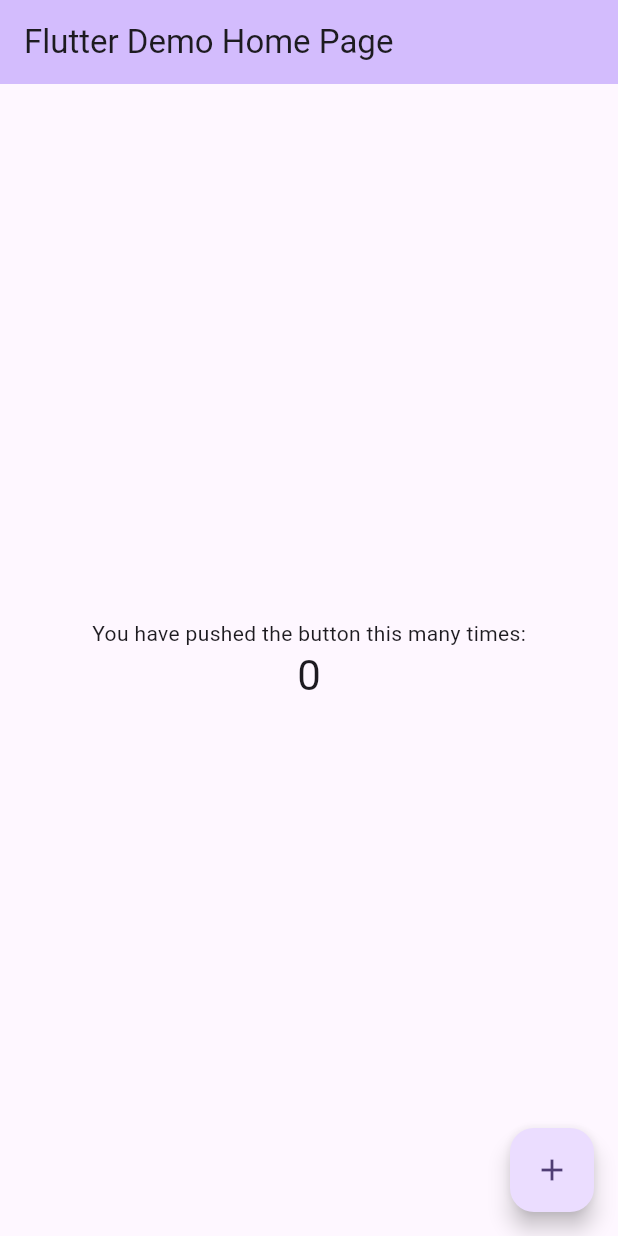
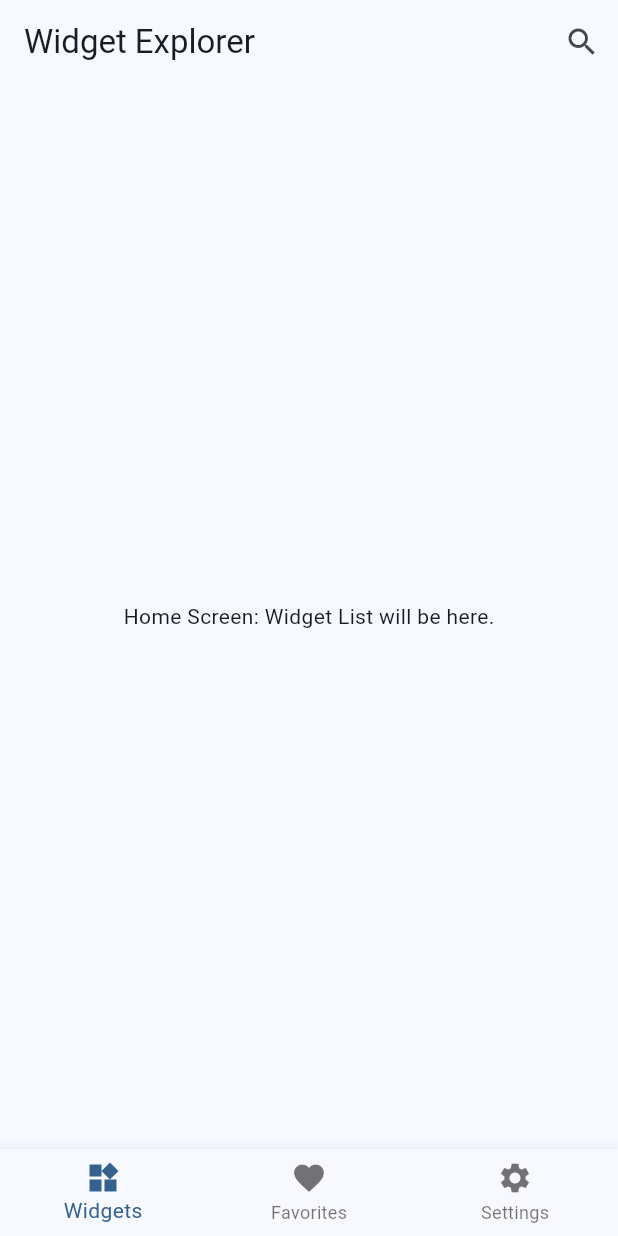
Before and after one commit to NaokiTukada/flutter-study, a Flutter app: the screen it shows after launch, on a phone screen of 412 x 824 dp. Run offline on Flutter 3.47's test engine with Material 3 defaults, Android fonts, the phone set to English and light mode, and no system bars; our stand-ins replace shared_preferences.

Commit message:
ダークモードとフレーム

```diff
--- a/lib/main.dart
+++ b/lib/main.dart
@@ -1,122 +1,198 @@
 import 'package:flutter/material.dart';
+import 'package:provider/provider.dart';
+import 'package:flutter_study/providers/theme_provider.dart';
 
 void main() {
-  runApp(const MyApp());
+  runApp(
+    ChangeNotifierProvider(
+      create: (_) => ThemeProvider(),
+      child: const WidgetExplorerApp(),
+    ),
+  );
 }
 
-class MyApp extends StatelessWidget {
-  const MyApp({super.key});
+class WidgetExplorerApp extends StatelessWidget {
+  const WidgetExplorerApp({super.key});
 
-  // This widget is the root of your application.
   @override
   Widget build(BuildContext context) {
+    return Consumer<ThemeProvider>(
+      builder: (context, themeProvider, child) {
         return MaterialApp(
-      title: 'Flutter Demo',
+          title: 'Widget Explorer',
           theme: ThemeData(
-        // This is the theme of your application.
-        //
-        // TRY THIS: Try running your application with "flutter run". You'll see
-        // the application has a purple toolbar. Then, without quitting the app,
-        // try changing the seedColor in the colorScheme below to Colors.green
-        // and then invoke "hot reload" (save your changes or press the "hot
-        // reload" button in a Flutter-supported IDE, or press "r" if you used
-        // the command line to start the app).
-        //
-        // Notice that the counter didn't reset back to zero; the application
-        // state is not lost during the reload. To reset the state, use hot
-        // restart instead.
-        //
-        // This works for code too, not just values: Most code changes can be
-        // tested with just a hot reload.
-        colorScheme: ColorScheme.fromSeed(seedColor: Colors.deepPurple),
+            brightness: Brightness.light,
+            colorSchemeSeed: Colors.blue,
+            useMaterial3: true,
           ),
-      home: const MyHomePage(title: 'Flutter Demo Home Page'),
+          darkTheme: ThemeData(
+            brightness: Brightness.dark,
+            colorSchemeSeed: Colors.blue,
+            useMaterial3: true,
+          ),
+          themeMode: themeProvider.themeMode,
+          home: const AppShell(),
+        );
+      },
     );
   }
 }
 
-class MyHomePage extends StatefulWidget {
-  const MyHomePage({super.key, required this.title});
-
-  // This widget is the home page of your application. It is stateful, meaning
-  // that it has a State object (defined below) that contains fields that affect
-  // how it looks.
-
-  // This class is the configuration for the state. It holds the values (in this
-  // case the title) provided by the parent (in this case the App widget) and
-  // used by the build method of the State. Fields in a Widget subclass are
-  // always marked "final".
-
-  final String title;
+class AppShell extends StatefulWidget {
+  const AppShell({super.key});
 
   @override
-  State<MyHomePage> createState() => _MyHomePageState();
+  State<AppShell> createState() => _AppShellState();
 }
 
-class _MyHomePageState extends State<MyHomePage> {
-  int _counter = 0;
+class _AppShellState extends State<AppShell> {
+  int _selectedIndex = 0;
 
-  void _incrementCounter() {
+  static const List<Widget> _widgetOptions = <Widget>[
+    HomeScreen(),
+    FavoritesScreen(),
+    SettingsScreen(),
+  ];
+
+  void _onItemTapped(int index) {
     setState(() {
-      // This call to setState tells the Flutter framework that something has
-      // changed in this State, which causes it to rerun the build method below
-      // so that the display can reflect the updated values. If we changed
-      // _counter without calling setState(), then the build method would not be
-      // called again, and so nothing would appear to happen.
-      _counter++;
+      _selectedIndex = index;
     });
   }
 
   @override
   Widget build(BuildContext context) {
-    // This method is rerun every time setState is called, for instance as done
-    // by the _incrementCounter method above.
-    //
-    // The Flutter framework has been optimized to make rerunning build methods
-    // fast, so that you can just rebuild anything that needs updating rather
-    // than having to individually change instances of widgets.
+    return Scaffold(
+      body: Center(
+        child: _widgetOptions.elementAt(_selectedIndex),
+      ),
+      bottomNavigationBar: BottomNavigationBar(
+        items: const <BottomNavigationBarItem>[
+          BottomNavigationBarItem(
+            icon: Icon(Icons.widgets),
+            label: 'Widgets',
+          ),
+          BottomNavigationBarItem(
+            icon: Icon(Icons.favorite),
+            label: 'Favorites',
+          ),
+          BottomNavigationBarItem(
+            icon: Icon(Icons.settings),
+            label: 'Settings',
+          ),
+        ],
+        currentIndex: _selectedIndex,
+        onTap: _onItemTapped,
+      ),
+    );
+  }
+}
+
+// --- Placeholder Screens ---
+
+class HomeScreen extends StatelessWidget {
+  const HomeScreen({super.key});
+
+  @override
+  Widget build(BuildContext context) {
     return Scaffold(
       appBar: AppBar(
-        // TRY THIS: Try changing the color here to a specific color (to
-        // Colors.amber, perhaps?) and trigger a hot reload to see the AppBar
-        // change color while the other colors stay the same.
-        backgroundColor: Theme.of(context).colorScheme.inversePrimary,
-        // Here we take the value from the MyHomePage object that was created by
-        // the App.build method, and use it to set our appbar title.
-        title: Text(widget.title),
-      ),
-      body: Center(
-        // Center is a layout widget. It takes a single child and positions it
-        // in the middle of the parent.
-        child: Column(
-          // Column is also a layout widget. It takes a list of children and
-          // arranges them vertically. By default, it sizes itself to fit its
-          // children horizontally, and tries to be as tall as its parent.
-          //
-          // Column has various properties to control how it sizes itself and
-          // how it positions its children. Here we use mainAxisAlignment to
-          // center the children vertically; the main axis here is the vertical
-          // axis because Columns are vertical (the cross axis would be
-          // horizontal).
-          //
-          // TRY THIS: Invoke "debug painting" (choose the "Toggle Debug Paint"
-          // action in the IDE, or press "p" in the console), to see the
-          // wireframe for each widget.
-          mainAxisAlignment: MainAxisAlignment.center,
-          children: <Widget>[
-            const Text('You have pushed the button this many times:'),
-            Text(
-              '$_counter',
-              style: Theme.of(context).textTheme.headlineMedium,
+        title: const Text('Widget Explorer'),
+        actions: [
+          IconButton(
+            icon: const Icon(Icons.search),
+            onPressed: () {
+              // TODO: Implement search functionality
+            },
           ),
         ],
       ),
+      body: const Center(
+        child: Text('Home Screen: Widget List will be here.'),
       ),
-      floatingActionButton: FloatingActionButton(
-        onPressed: _incrementCounter,
-        tooltip: 'Increment',
-        child: const Icon(Icons.add),
-      ), // This trailing comma makes auto-formatting nicer for build methods.
     );
   }
 }
+
+class FavoritesScreen extends StatelessWidget {
+  const FavoritesScreen({super.key});
+
+  @override
+  Widget build(BuildContext context) {
+    return Scaffold(
+      appBar: AppBar(
+        title: const Text('Favorites'),
+      ),
+      body: const Center(
+        child: Text('Favorites Screen: Favorited widgets will be here.'),
+      ),
+    );
+  }
+}
+
+class SettingsScreen extends StatelessWidget {
+  const SettingsScreen({super.key});
+
+  @override
+  Widget build(BuildContext context) {
+    return Scaffold(
+      appBar: AppBar(
+        title: const Text('Settings'),
+      ),
+      body: Consumer<ThemeProvider>(
+        builder: (context, themeProvider, child) {
+          return ListView(
+            children: [
+              ListTile(
+                title: const Text('Dark Mode'),
+                trailing: Switch(
+                  value: themeProvider.themeMode == ThemeMode.dark,
+                  onChanged: (value) {
+                    themeProvider.setThemeMode(
+                        value ? ThemeMode.dark : ThemeMode.light);
+                  },
+                ),
+              ),
+              ListTile(
+                title: const Text('System Default'),
+                trailing: Radio<ThemeMode>(
+                  value: ThemeMode.system,
+                  groupValue: themeProvider.themeMode,
+                  onChanged: (ThemeMode? value) {
+                    if (value != null) {
+                      themeProvider.setThemeMode(value);
+                    }
+                  },
+                ),
+              ),
+              ListTile(
+                title: const Text('Light'),
+                trailing: Radio<ThemeMode>(
+                  value: ThemeMode.light,
+                  groupValue: themeProvider.themeMode,
+                  onChanged: (ThemeMode? value) {
+                    if (value != null) {
+                      themeProvider.setThemeMode(value);
+                    }
+                  },
+                ),
+              ),
+              ListTile(
+                title: const Text('Dark'),
+                trailing: Radio<ThemeMode>(
+                  value: ThemeMode.dark,
+                  groupValue: themeProvider.themeMode,
+                  onChanged: (ThemeMode? value) {
+                    if (value != null) {
+                      themeProvider.setThemeMode(value);
+                    }
+                  },
+                ),
+              ),
+            ],
+          );
+        },
+      ),
+    );
+  }
+}
--- /dev/null
+++ b/lib/providers/theme_provider.dart
@@ -0,0 +1,31 @@
+
+import 'package:flutter/material.dart';
+import 'package:shared_preferences/shared_preferences.dart';
+
+class ThemeProvider with ChangeNotifier {
+  ThemeMode _themeMode = ThemeMode.system;
+  final String _key = 'themeMode';
+
+  ThemeMode get themeMode => _themeMode;
+
+  ThemeProvider() {
+    _loadThemeMode();
+  }
+
+  void _loadThemeMode() async {
+    final prefs = await SharedPreferences.getInstance();
+    final themeIndex = prefs.getInt(_key) ?? 0; // Default to system
+    _themeMode = ThemeMode.values[themeIndex];
+    notifyListeners();
+  }
+
+  Future<void> setThemeMode(ThemeMode mode) async {
+    if (mode == _themeMode) return;
+
+    _themeMode = mode;
+    notifyListeners();
+
+    final prefs = await SharedPreferences.getInstance();
+    prefs.setInt(_key, mode.index);
+  }
+}
--- a/pubspec.yaml
+++ b/pubspec.yaml
@@ -34,6 +34,8 @@ dependencies:
   # The following adds the Cupertino Icons font to your application.
   # Use with the CupertinoIcons class for iOS style icons.
   cupertino_icons: ^1.0.8
+  provider: ^6.1.5+1
+  shared_preferences: ^2.5.3
 
 dev_dependencies:
   flutter_test:
```
Also changed, not shown: 1 other file. Lines whose indentation alone changed are shown as unchanged.
